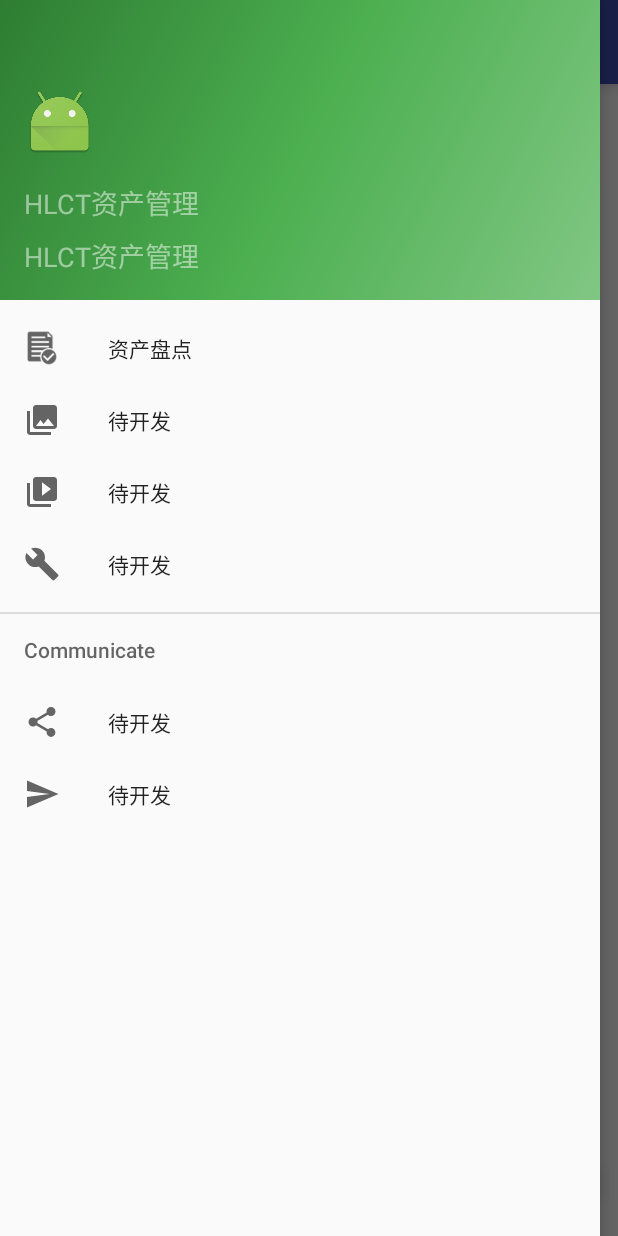
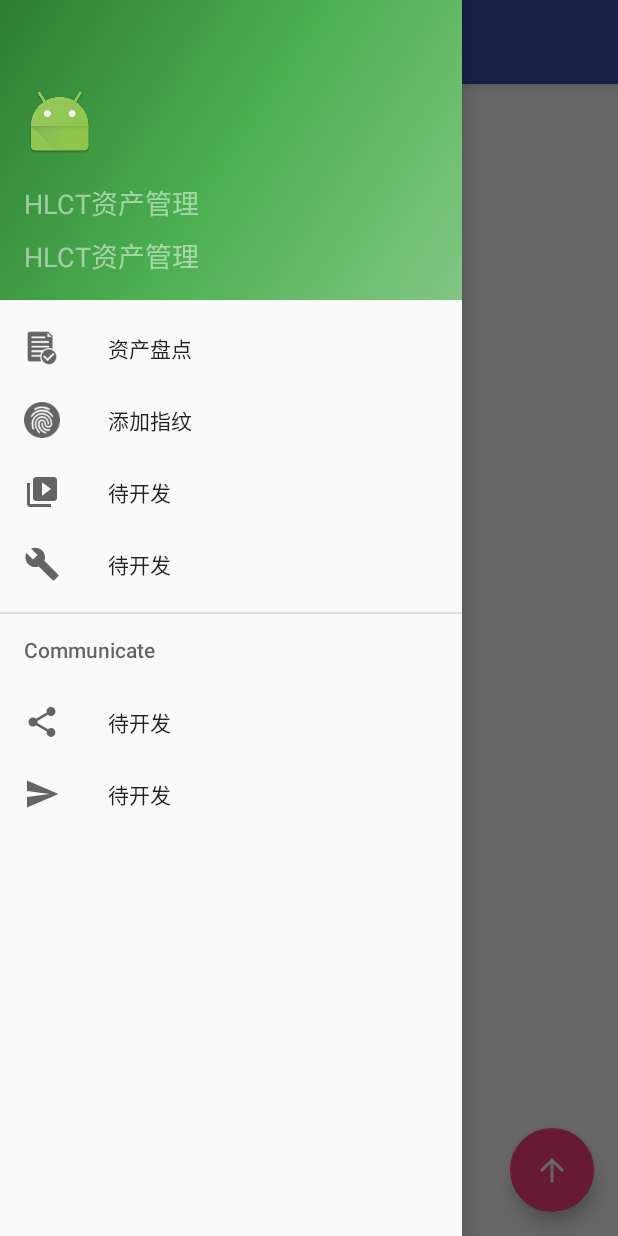
Before and after one commit to bationo/android_jk_new, an Android app: the MainActivity screen opened directly, with no data from a screen before it, with the side drawer open, on a phone screen of 412 x 824 dp. Run offline under Robolectric (Android 15) with nearby library versions, the phone set to English and light mode, and no system bars; our stand-ins replace EventBus; libraries missing offline, so code that uses them is left out: org.greenrobot.greendao; network calls fail; 8 statements that could not run were skipped.

Commit message:
添加指纹识别

```diff
--- a/app/src/main/java/com/hlct/android/activity/MainActivity.java
+++ b/app/src/main/java/com/hlct/android/activity/MainActivity.java
@@ -1,11 +1,11 @@
 package com.hlct.android.activity;
 
 import android.content.Context;
-import android.graphics.Point;
 import android.os.Bundle;
 import android.support.design.widget.FloatingActionButton;
 import android.support.design.widget.NavigationView;
 import android.support.design.widget.Snackbar;
+import android.support.v4.app.Fragment;
 import android.support.v4.app.FragmentManager;
 import android.support.v4.app.FragmentTransaction;
 import android.support.v4.view.GravityCompat;
@@ -13,12 +13,12 @@
 import android.support.v7.app.ActionBarDrawerToggle;
 import android.support.v7.app.AppCompatActivity;
 import android.support.v7.widget.Toolbar;
-import android.util.DisplayMetrics;
 import android.util.Log;
 import android.view.Gravity;
 import android.view.KeyEvent;
 import android.view.MenuItem;
 import android.view.View;
+import android.view.ViewGroup;
 import android.view.WindowManager;
 import android.widget.FrameLayout;
 import android.widget.TextView;
@@ -28,7 +28,6 @@
 import com.hlct.android.bean.Detail;
 import com.hlct.android.bean.User;
 import com.hlct.android.constant.DatabaseConstant;
-import com.hlct.android.fragment.StocktakingDetailFragment;
 import com.hlct.android.fragment.StocktakingFragment;
 import com.hlct.android.greendao.DaoSession;
 import com.hlct.android.greendao.UserDao;
@@ -62,7 +61,8 @@
     /****************misc********************/
     FragmentManager mManager;
     StocktakingFragment stocktakingFragment;
-    StocktakingDetailFragment zFragment;
+    private Fragment currentFragment;              //标记正在显示的fragment
+
     private long userID;      //登陆的user 的id
 
     @Override
@@ -96,18 +96,6 @@
 
     }
 
-    /**
-     * 将要展示的fragment放在transaction中，以备调用。
-     */
-    private void addFragment() {
-        mManager = getSupportFragmentManager();
-        FragmentTransaction mTransaction = mManager.beginTransaction();
-        stocktakingFragment = new StocktakingFragment();
-        mTransaction.add(R.id.activity_main_linear_container, stocktakingFragment, STOCKTAKING_FRAGMENT_TAG);
-        /*zFragment = new StocktakingDetailFragment();
-        mTransaction.add(R.id.activity_main_linear_container,zFragment,"zFragment");*/
-        mTransaction.commit();
-    }
 
     @Override
     protected void onResume() {
@@ -127,16 +115,13 @@
         toggle.syncState();
         fab = (FloatingActionButton) findViewById(R.id.fab);
         navigationView = (NavigationView) findViewById(R.id.nav_view);
-        WindowManager windowManager = (WindowManager) mContext.getSystemService(Context.WINDOW_SERVICE);
-        DisplayMetrics outMetrics = new DisplayMetrics();
-        windowManager.getDefaultDisplay().getMetrics(outMetrics);
-        Log.e(TAG ,"测量到屏幕宽度是"+outMetrics.widthPixels);
-        Point point = new Point();
-        windowManager.getDefaultDisplay().getSize(point);
-        Log.e(TAG ,"测量到屏幕宽度是"+point.x);
-        getResources().getDimension(R.dimen.nav_width);
         mTVNavHeaderName = (TextView) navigationView.getHeaderView(0).findViewById(R.id.nav_header_tv_name);
         mTVNavHeaderDepartment = (TextView) navigationView.getHeaderView(0).findViewById(R.id.nav_header_tv_department);
+        WindowManager windowManager = this.getWindowManager();
+        int w = windowManager.getDefaultDisplay().getWidth();
+        ViewGroup.LayoutParams para = navigationView.getLayoutParams();//获取drawerlayout的布局
+        para.width = (w / 4) * 3;//修改宽度
+        navigationView.setLayoutParams(para); //设置修改后的布局。
     }
 
     @Override
@@ -157,13 +142,8 @@
 
         if (id == R.id.nav_stocktaking) {
             //TODO 重复点击报错
-            if (!stocktakingFragment.isVisible()) {
-                FragmentTransaction mTransaction = mManager.beginTransaction();
-                mTransaction.show(stocktakingFragment);
-                mTransaction.hide(zFragment);
-                mTransaction.commit();
-            }
-        } else if (id == R.id.nav_gallery) {
+            showFragment(stocktakingFragment);
+        } else if (id == R.id.nav_add_finger) {
             /*FragmentTransaction mTransaction = mManager.beginTransaction();
             mTransaction.show(zFragment);
             mTransaction.hide(stocktakingFragment);
@@ -263,4 +243,36 @@
                 })
                 .show();
     }
+
+    /**
+     * 将要展示的fragment放在transaction中，以备调用。
+     */
+    private void addFragment() {
+        mManager = getSupportFragmentManager();
+        FragmentTransaction mTransaction = mManager.beginTransaction();
+        stocktakingFragment = new StocktakingFragment();
+        mTransaction.add(R.id.activity_main_linear_container, stocktakingFragment, STOCKTAKING_FRAGMENT_TAG);
+        /*zFragment = new StocktakingDetailFragment();
+        mTransaction.add(R.id.activity_main_linear_container,zFragment,"zFragment");*/
+        mTransaction.commit();
+        currentFragment = stocktakingFragment;
+    }
+
+    /**
+     * 使用show() hide()切换页面
+     * 显示fragment
+     */
+    private void showFragment(Fragment fg) {
+        FragmentTransaction transaction = mManager.beginTransaction();
+        if (fg != currentFragment) {
+            //如果之前没有添加过
+            transaction
+                    .hide(currentFragment)
+                    .show(fg);
+            //全局变量，记录当前显示的fragment
+            currentFragment = fg;
+            transaction.commit();
+        }
+
+    }
 }
--- a/app/src/main/java/com/hlct/android/adapter/PlanRecyclerAdapter.java
+++ b/app/src/main/java/com/hlct/android/adapter/PlanRecyclerAdapter.java
@@ -26,6 +26,7 @@
  */
 
 public class PlanRecyclerAdapter extends RecyclerView.Adapter<MyViewHolder> {
+    private static final String TAG = "PlanRecyclerAdapter";
     private Context mContext;
     private List<PlanBean> mList;
 
--- a/app/src/main/java/com/hlct/android/util/FingerUtils.java
+++ b/app/src/main/java/com/hlct/android/util/FingerUtils.java
@@ -35,9 +35,7 @@
      */
     private static FingerHelper mFingerHelper;
     private Handler mHandler = new Handler();      //handle thread message
-
     private AlertDialog mDialog;
-
     private int statues = 0;
     private String connectState = "";
     //IUsbConnState is to receive usb finger connect state
--- a/app/src/main/res/layout/activity_login.xml
+++ b/app/src/main/res/layout/activity_login.xml
@@ -104,6 +104,7 @@
                 android:layout_width="wrap_content"
                 android:layout_height="wrap_content"
                 android:text="@string/finger_login"
+                android:textSize="16sp"
                 android:layout_gravity="end"
                 android:layout_marginTop="8dp"
                 android:padding="8dp"
--- a/app/src/main/res/layout/activity_main.xml
+++ b/app/src/main/res/layout/activity_main.xml
@@ -16,7 +16,7 @@
 
     <android.support.design.widget.NavigationView
         android:id="@+id/nav_view"
-        android:layout_width="@dimen/nav_width"
+        android:layout_width="wrap_content"
         android:layout_height="match_parent"
         android:layout_gravity="start"
         android:fitsSystemWindows="true"
--- a/app/src/main/res/layout/content_main.xml
+++ b/app/src/main/res/layout/content_main.xml
@@ -14,6 +14,5 @@
         android:id="@+id/activity_main_linear_container"
         android:layout_width="match_parent"
         android:layout_height="match_parent"
-        android:orientation="horizontal"
-        android:paddingTop="8dp"/>
+        android:orientation="horizontal"/>
 </RelativeLayout>
--- a/app/src/main/res/layout/fragment_stocktaking.xml
+++ b/app/src/main/res/layout/fragment_stocktaking.xml
@@ -1,5 +1,5 @@
 <?xml version="1.0" encoding="utf-8"?>
-<LinearLayout xmlns:android="http://schemas.android.com/apk/res/android"
+<RelativeLayout xmlns:android="http://schemas.android.com/apk/res/android"
               xmlns:app="http://schemas.android.com/apk/res-auto"
               xmlns:tools="http://schemas.android.com/tools"
               android:layout_width="match_parent"
@@ -12,7 +12,6 @@
         android:layout_width="match_parent"
         android:layout_height="match_parent">
 
-
         <android.support.v7.widget.RecyclerView
             android:id="@+id/fragment_stocktaking_recycler"
             android:layout_width="match_parent"
@@ -20,4 +19,4 @@
 
         </android.support.v7.widget.RecyclerView>
     </android.support.v4.widget.SwipeRefreshLayout>
-</LinearLayout>
+</RelativeLayout>
--- a/app/src/main/res/menu/activity_main_drawer.xml
+++ b/app/src/main/res/menu/activity_main_drawer.xml
@@ -8,9 +8,9 @@
             android:title="@string/assert_stocktaking"
             />
         <item
-            android:id="@+id/nav_gallery"
-            android:icon="@drawable/ic_menu_gallery"
-            android:title="待开发"/>
+            android:id="@+id/nav_add_finger"
+            android:icon="@mipmap/add_finger_grey_64"
+            android:title="@string/add_finger"/>
         <item
             android:id="@+id/nav_slideshow"
             android:icon="@drawable/ic_menu_slideshow"
--- a/app/src/main/res/values/strings.xml
+++ b/app/src/main/res/values/strings.xml
@@ -3,7 +3,7 @@
 
     <string name="navigation_drawer_open">Open navigation drawer</string>
     <string name="navigation_drawer_close">Close navigation drawer</string>
-
+    <string name="add_finger">添加指纹</string>
     <!-- Strings related to login -->
     <string name="action_sign_in_short">Sign in</string>
     <string name="login_name">登录名</string>
@@ -54,4 +54,8 @@
     <string name="assert_costing">资产成本：</string>
     <string name="start_recognition">开始识别</string>
 
+    <!-- TODO: Remove or change this placeholder text -->
+    <string name="hello_blank_fragment">Hello blank fragment</string>
+
+
 </resources>
```
Also changed, not shown: app/src/main/java/com/hlct/android/fragment/AddFingerFragment.java (added, +109 -0 lines), app/src/main/res/layout/fragment_add_finger.xml (added, +13 -0 lines), app/src/main/res/mipmap-xhdpi/add_finger_grey_64.png (added).
